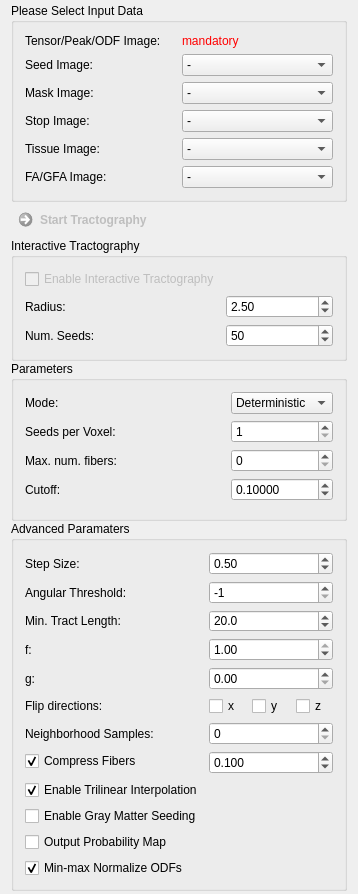
Qt form Plugins/org.mitk.gui.qt.diffusionimaging.tractography/src/internal/QmitkStreamlineTrackingViewControls.ui (MITK/MITK) before a commit.
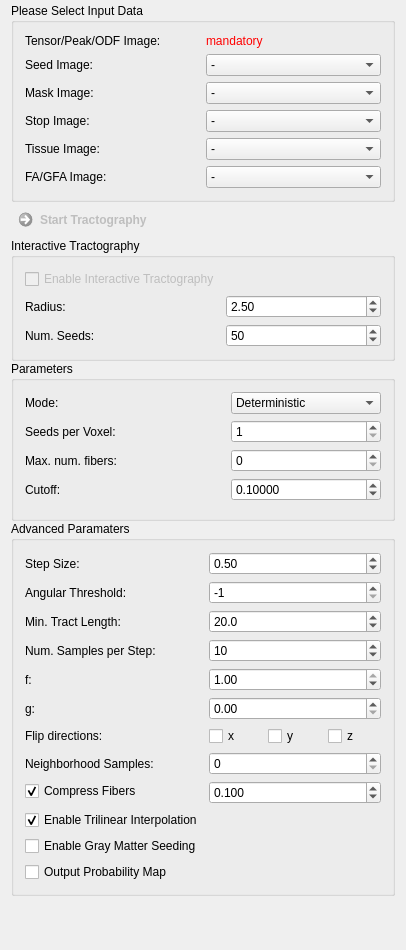
The same form after that commit. Custom widgets are drawn as their Qt base class.

The edit to the form file:
```diff
--- a/Plugins/org.mitk.gui.qt.diffusionimaging.tractography/src/internal/QmitkStreamlineTrackingViewControls.ui
+++ b/Plugins/org.mitk.gui.qt.diffusionimaging.tractography/src/internal/QmitkStreamlineTrackingViewControls.ui
@@ -6,8 +6,8 @@
    <rect>
     <x>0</x>
     <y>0</y>
-    <width>358</width>
-    <height>878</height>
+    <width>406</width>
+    <height>950</height>
    </rect>
   </property>
   <property name="minimumSize">
@@ -425,7 +425,7 @@
         </property>
        </widget>
       </item>
-      <item row="3" column="0">
+      <item row="4" column="0">
        <widget class="QLabel" name="m_fLabel">
         <property name="toolTip">
          <string>f parameter of tensor tractography. f=1 + g=0 means FACT (depending on the chosen interpolation). f=0 and g=1 means TEND (disable interpolation for this mode!).</string>
@@ -435,7 +435,7 @@
         </property>
        </widget>
       </item>
-      <item row="3" column="1">
+      <item row="4" column="1">
        <widget class="QDoubleSpinBox" name="m_fBox">
         <property name="toolTip">
          <string>f=1 + g=0 means FACT (depending on the chosen interpolation). f=0 and g=1 means TEND (disable interpolation for this mode!).</string>
@@ -454,7 +454,7 @@
         </property>
        </widget>
       </item>
-      <item row="4" column="0">
+      <item row="5" column="0">
        <widget class="QLabel" name="m_gLabel">
         <property name="toolTip">
          <string/>
@@ -464,7 +464,7 @@
         </property>
        </widget>
       </item>
-      <item row="4" column="1">
+      <item row="5" column="1">
        <widget class="QDoubleSpinBox" name="m_gBox">
         <property name="toolTip">
          <string>f=1 + g=0 means FACT (depending on the chosen interpolation). f=0 and g=1 means TEND (disable interpolation for this mode!).</string>
@@ -483,7 +483,7 @@
         </property>
        </widget>
       </item>
-      <item row="5" column="0">
+      <item row="6" column="0">
        <widget class="QLabel" name="m_SeedsPerVoxelLabel_3">
         <property name="toolTip">
          <string/>
@@ -493,7 +493,7 @@
         </property>
        </widget>
       </item>
-      <item row="5" column="1">
+      <item row="6" column="1">
        <widget class="QFrame" name="frame">
         <property name="frameShape">
          <enum>QFrame::NoFrame</enum>
@@ -547,7 +547,7 @@
         </layout>
        </widget>
       </item>
-      <item row="6" column="0">
+      <item row="7" column="0">
        <widget class="QLabel" name="m_SeedsPerVoxelLabel_2">
         <property name="toolTip">
          <string/>
@@ -557,7 +557,7 @@
         </property>
        </widget>
       </item>
-      <item row="6" column="1">
+      <item row="7" column="1">
        <widget class="QSpinBox" name="m_NumSamplesBox">
         <property name="toolTip">
          <string>Number of neighborhood samples that are used to determine the next fiber progression direction.</string>
@@ -567,7 +567,7 @@
         </property>
        </widget>
       </item>
-      <item row="7" column="0">
+      <item row="8" column="0">
        <widget class="QCheckBox" name="m_ResampleFibersBox">
         <property name="toolTip">
          <string>Resample fibers using the specified error constraint.</string>
@@ -580,7 +580,7 @@
         </property>
        </widget>
       </item>
-      <item row="7" column="1">
+      <item row="8" column="1">
        <widget class="QDoubleSpinBox" name="m_FiberErrorBox">
         <property name="focusPolicy">
          <enum>Qt::StrongFocus</enum>
@@ -602,7 +602,7 @@
         </property>
        </widget>
       </item>
-      <item row="8" column="0">
+      <item row="9" column="0">
        <widget class="QCheckBox" name="m_InterpolationBox">
         <property name="toolTip">
          <string>If false, nearest neighbor interpolation is used.</string>
@@ -615,7 +615,7 @@
         </property>
        </widget>
       </item>
-      <item row="9" column="0">
+      <item row="10" column="0">
        <widget class="QCheckBox" name="m_SeedGmBox">
         <property name="toolTip">
          <string>Requires tissue image.</string>
@@ -629,19 +629,6 @@
        </widget>
       </item>
       <item row="11" column="0">
-       <widget class="QCheckBox" name="m_NormalizeODFsBox">
-        <property name="toolTip">
-         <string/>
-        </property>
-        <property name="text">
-         <string>Min-max Normalize ODFs</string>
-        </property>
-        <property name="checked">
-         <bool>true</bool>
-        </property>
-       </widget>
-      </item>
-      <item row="10" column="0">
        <widget class="QCheckBox" name="m_OutputProbMap">
         <property name="toolTip">
          <string>Output probability map instead of tractogram.</string>
@@ -654,6 +641,32 @@
         </property>
        </widget>
       </item>
+      <item row="3" column="0">
+       <widget class="QLabel" name="m_numProbSamplesLabel">
+        <property name="toolTip">
+         <string>f parameter of tensor tractography. f=1 + g=0 means FACT (depending on the chosen interpolation). f=0 and g=1 means TEND (disable interpolation for this mode!).</string>
+        </property>
+        <property name="text">
+         <string>Num. Samples per Step:</string>
+        </property>
+       </widget>
+      </item>
+      <item row="3" column="1">
+       <widget class="QSpinBox" name="m_numProbSamplesBox">
+        <property name="toolTip">
+         <string>At each integration step the ODF is sampled n times and the most probable direction is used. The higher the number, the closer the behaviour will be to the deterministic ODF tractography.</string>
+        </property>
+        <property name="minimum">
+         <number>1</number>
+        </property>
+        <property name="maximum">
+         <number>9999999</number>
+        </property>
+        <property name="value">
+         <number>10</number>
+        </property>
+       </widget>
+      </item>
      </layout>
     </widget>
    </item>
```
